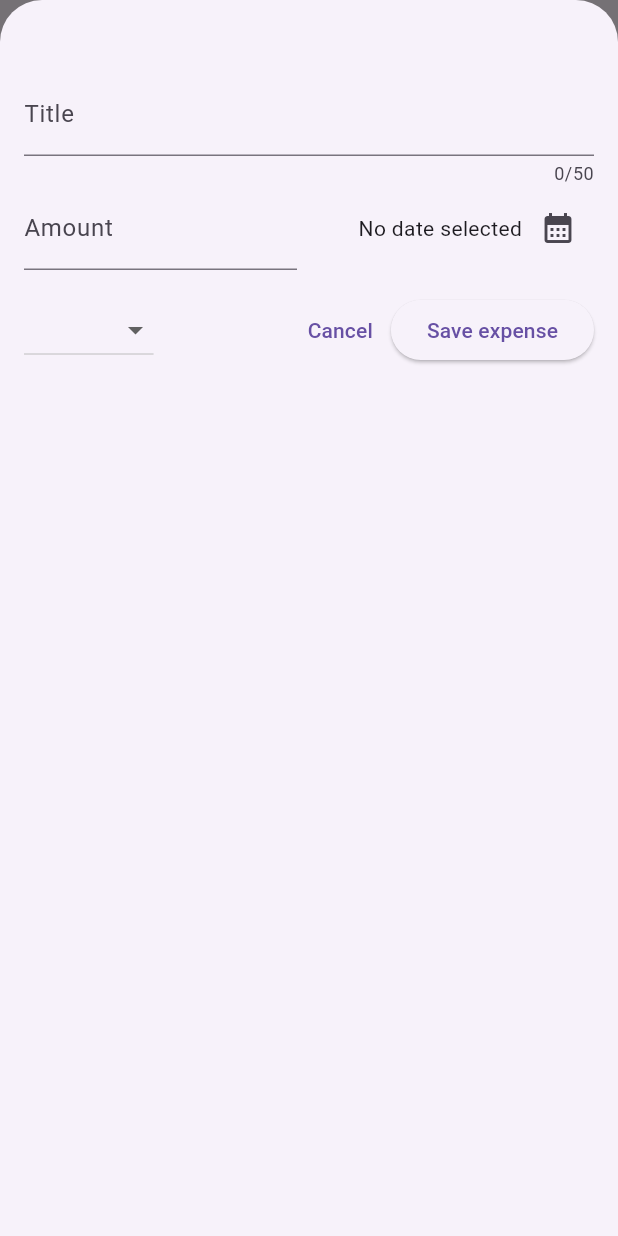
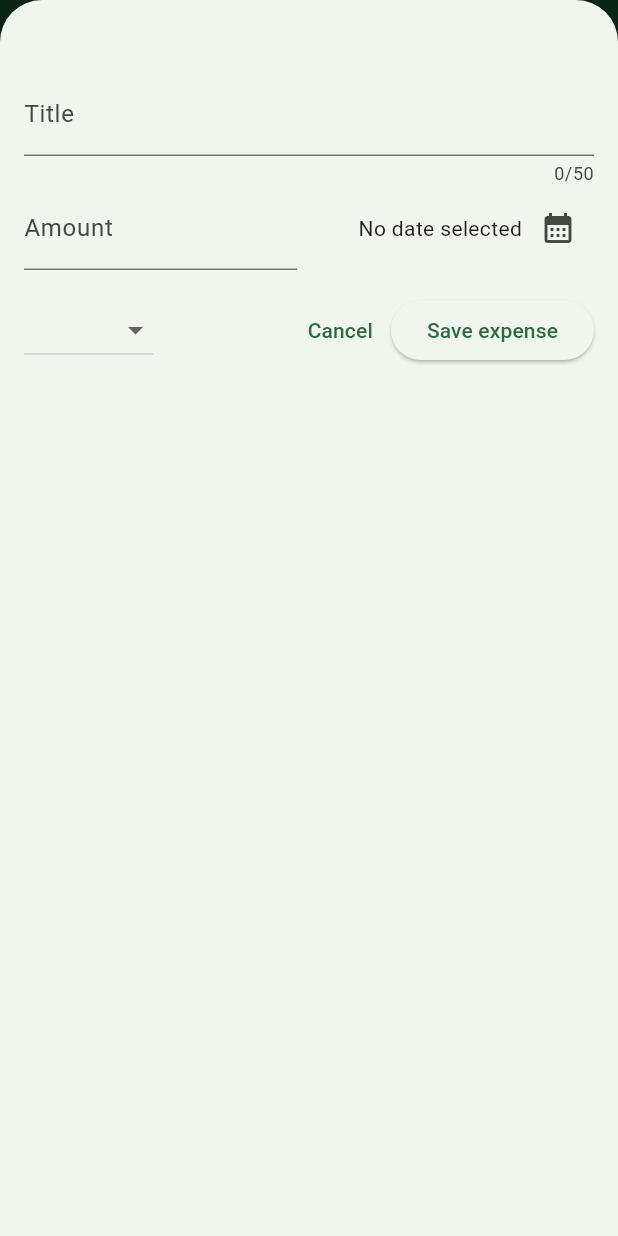
Before and after one commit to FrankFerr/flutter_course, a Flutter app: the screen it shows after launch, after a tap on the "add" icon, on a phone screen of 412 x 824 dp. Run offline on Flutter 3.47's test engine with Material 3 defaults, Android fonts, the phone set to English and light mode, and no system bars; our stand-ins replace google_fonts.

Commit message:
define kColorScheme for improved theming

```diff
--- a/_05_expense_tracker/lib/main.dart
+++ b/_05_expense_tracker/lib/main.dart
@@ -2,9 +2,23 @@
 import 'package:_05_expense_tracker/widgets/expense/expenses.dart';
 import 'package:intl/date_symbol_data_local.dart';
 
+final kColorScheme = ColorScheme.fromSeed(
+  seedColor: const Color.fromARGB(255, 51, 182, 106),
+);
+
 void main() {
-  initializeDateFormatting(
-    'it_IT',
-    null,
-  ).then((_) => runApp(const MaterialApp(home: Expenses())));
+  initializeDateFormatting('it_IT', null).then(
+    (_) => runApp(
+      MaterialApp(
+        home: const Expenses(),
+        theme: ThemeData().copyWith(
+          colorScheme: kColorScheme,
+          appBarTheme: const AppBarTheme().copyWith(
+            backgroundColor: kColorScheme.onPrimaryContainer,
+            foregroundColor: kColorScheme.primaryContainer,
+          ),
+        ),
+      ),
+    ),
+  );
 }
```
